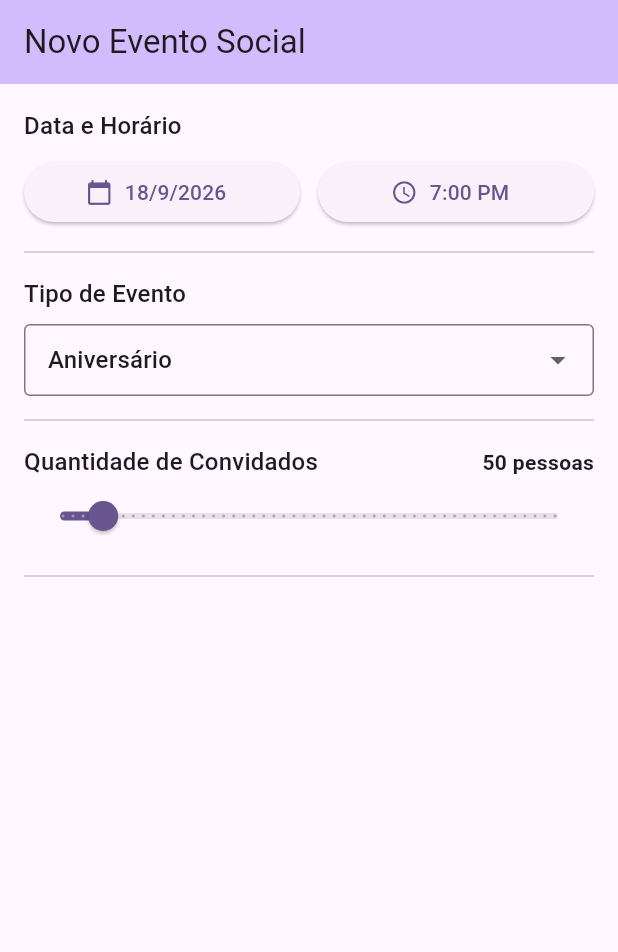
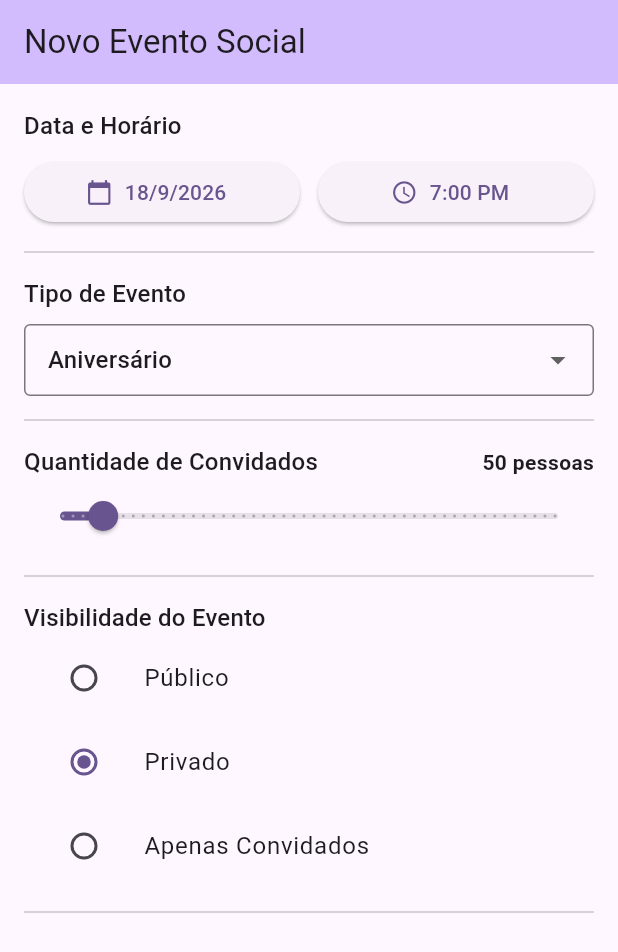
Before and after one commit to lelealsousa/projeto51, a Flutter app: the screen it shows after launch, on a phone screen of 412 x 824 dp. Shown: the top 952 px of the screen. Run offline on Flutter 3.47's test engine with Material 3 defaults, Android fonts, the light colour scheme and no system bars.

Commit message:
Implementado Radio em Visibilidade do Evento

```diff
--- a/lib/main.dart
+++ b/lib/main.dart
@@ -32,17 +32,21 @@ class AgendamentoEventoTela extends StatefulWidget {
   State<AgendamentoEventoTela> createState() => _AgendamentoEventoTelaState();
 }
 
+enum Visibilidade { public, private, vip }
+
 class _AgendamentoEventoTelaState extends State<AgendamentoEventoTela> {
 
   static final DateTime _dataPadrao = DateTime.now();
   static const TimeOfDay _horarioPadrao = TimeOfDay(hour: 19, minute: 0);
   static const String _tipoPadrao = 'Aniversário';
   static const double _convidadosPadrao = 50.0;
+  static const Visibilidade _visibilidadePadrao = .private;
 
   late DateTime _dataSelecionada;
   late TimeOfDay _horarioSelecionado;
   late String _tipoEventoSelecionado;
   late double _quantidadeConvidados;
+  late Visibilidade _visibilidadeSelecionada;
 
   @override
   void initState() {
@@ -57,6 +61,7 @@ class _AgendamentoEventoTelaState extends State<AgendamentoEventoTela> {
       _horarioSelecionado = _horarioPadrao;
       _tipoEventoSelecionado = _tipoPadrao;
       _quantidadeConvidados = _convidadosPadrao;
+      _visibilidadeSelecionada = _visibilidadePadrao;
           });
           print('[DEBUG] Formulario resetado para os valores padrao.');
 
@@ -71,6 +76,7 @@ class _AgendamentoEventoTelaState extends State<AgendamentoEventoTela> {
        print('Horário: ${_horarioSelecionado.format(context)}');
        print('Tipo de Evento: $_tipoEventoSelecionado');
        print( 'Estimativa de Covidados: ${_quantidadeConvidados.round()}');
+       print('Visibilidade: $_visibilidadeSelecionada');
        print('====================================');
 
        ScaffoldMessenger.of(context).showSnackBar(
@@ -198,7 +204,7 @@ Row(
       style: const TextStyle(fontWeight: FontWeight.bold),
     ),
   ],
-), // Row
+),
 Slider(
   value: _quantidadeConvidados,
   min: 10,
@@ -213,20 +219,59 @@ Slider(
       '[DEBUG - Slider] Quantidade de convidados: ${novoValor.round()}',
     );
   },
-), // Slider
+),
+const Divider(height: 32),
+
+Text(
+  'Visibilidade do Evento',
+  style: Theme.of(context).textTheme.titleMedium,
+),
+
+
+RadioGroup<Visibilidade>(
+  groupValue: _visibilidadeSelecionada,
+  onChanged: (Visibilidade? visibilidade) {
+    setState(() {
+      _visibilidadeSelecionada = visibilidade!;
+      print('[DEBUG - Radio] Visibilidade: $visibilidade');
+    });
+  },
+  child: Column(
+    children: [
+      ListTile(
+        title: Text('Público'),
+        leading: Radio<Visibilidade>(value: Visibilidade.public),
+      ),
+
+      ListTile(
+        title: Text('Privado'),
+        leading: Radio<Visibilidade>(value: Visibilidade.private),
+      ),
+
+      ListTile(
+        title: Text('Apenas Convidados'),
+        leading: Radio<Visibilidade>(value: Visibilidade.vip),
+      ),
+    ],
+  ),
+),
 const Divider(height: 32),
 ],
-
-
-
-
+),
 ),
 
 
 
 
-      ),
+
+
   );
+
+
+
+
+
+
 
 }
 
```
